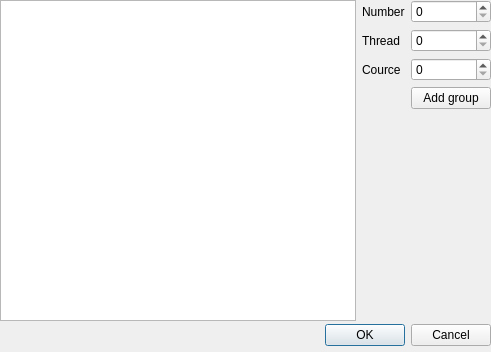
Old version of the form group_dialog.ui in the repository blumix/scheduler.
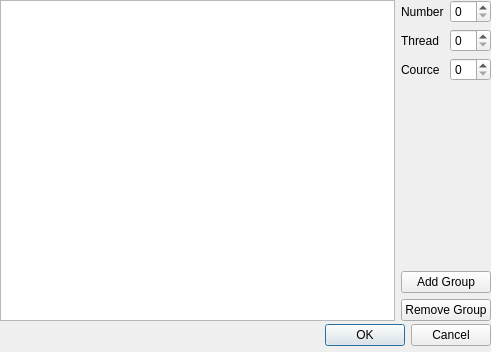
New version of the form.

Commit message: main window changes

Patch:
```diff
--- a/group_dialog.ui
+++ b/group_dialog.ui
@@ -43,6 +43,8 @@
      <widget class="QTreeView" name="treeView"/>
     </item>
     <item>
+     <layout class="QVBoxLayout" name="verticalLayout">
+      <item>
      <layout class="QFormLayout" name="formLayout">
       <item row="0" column="0">
        <widget class="QLabel" name="label_2">
@@ -81,17 +83,26 @@
       <item row="0" column="1">
        <widget class="QSpinBox" name="number"/>
       </item>
-      <item row="3" column="1">
-       <widget class="QPushButton" name="add_group_button">
-        <property name="text">
-         <string>Add group</string>
-        </property>
-       </widget>
-      </item>
       <item row="3" column="0">
        <widget class="QLabel" name="label_4">
         <property name="text">
          <string/>
+          </property>
+         </widget>
+        </item>
+       </layout>
+      </item>
+      <item>
+       <widget class="QPushButton" name="add_group_button">
+        <property name="text">
+         <string>Add Group</string>
+        </property>
+       </widget>
+      </item>
+      <item>
+       <widget class="QPushButton" name="remove_group_button">
+        <property name="text">
+         <string>Remove Group</string>
         </property>
        </widget>
       </item>
```
Lines whose indentation alone changed are shown as unchanged. The commit also changes 7 other files.
